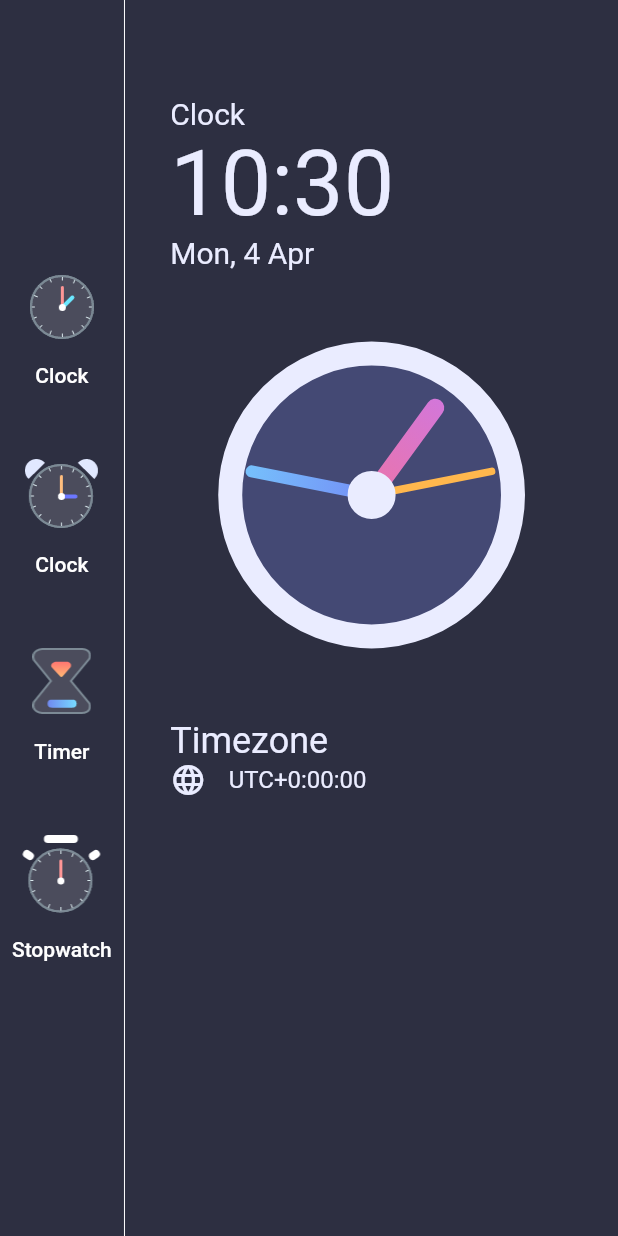
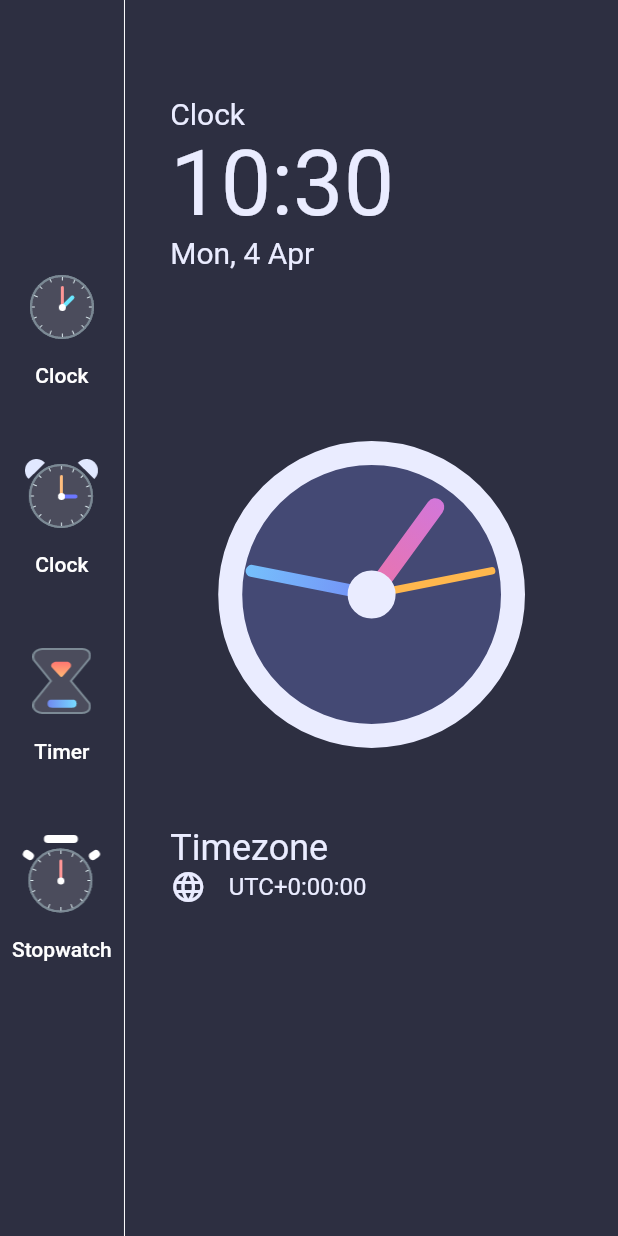
Before and after one commit to jeremyessien/clock_app, a Flutter app: the screen it shows after launch, on a phone screen of 412 x 824 dp. Run offline on Flutter 3.47's test engine with Material 2 defaults, Android fonts, the phone set to English and light mode, and no system bars.

Commit message:
Update homepage.dart

```diff
--- a/lib/homepage.dart
+++ b/lib/homepage.dart
@@ -53,6 +53,11 @@ class _HomePageState extends State<HomePage> {
                       ),
                     ),
                   ),
+                  Flexible(
+                    flex: 2,
+                    child: Column(
+                      crossAxisAlignment: CrossAxisAlignment.start,
+                      children: [
                         Text(
                           formattedTime,
                           style: TextStyle(
@@ -67,7 +72,23 @@ class _HomePageState extends State<HomePage> {
                             fontSize: 20,
                           ),
                         ),
-                  ClockView(),
+                      ],
+                    ),
+                  ),
+                  Flexible(
+                    flex: 4,
+                    fit: FlexFit.tight,
+                    child: Align(
+                      alignment: Alignment.center,
+                      child: ClockView(),
+                    ),
+                  ),
+                  Flexible(
+                    flex: 2,
+                    fit: FlexFit.tight,
+                    child: Column(
+                      crossAxisAlignment: CrossAxisAlignment.start,
+                      children: [
                         Text(
                           'Timezone',
                           style: TextStyle(
@@ -95,6 +116,9 @@ class _HomePageState extends State<HomePage> {
                               ),
                             ),
                           ],
+                        ),
+                      ],
+                    ),
                   ),
                 ],
               ),
```
Lines whose indentation alone changed are shown as unchanged.
